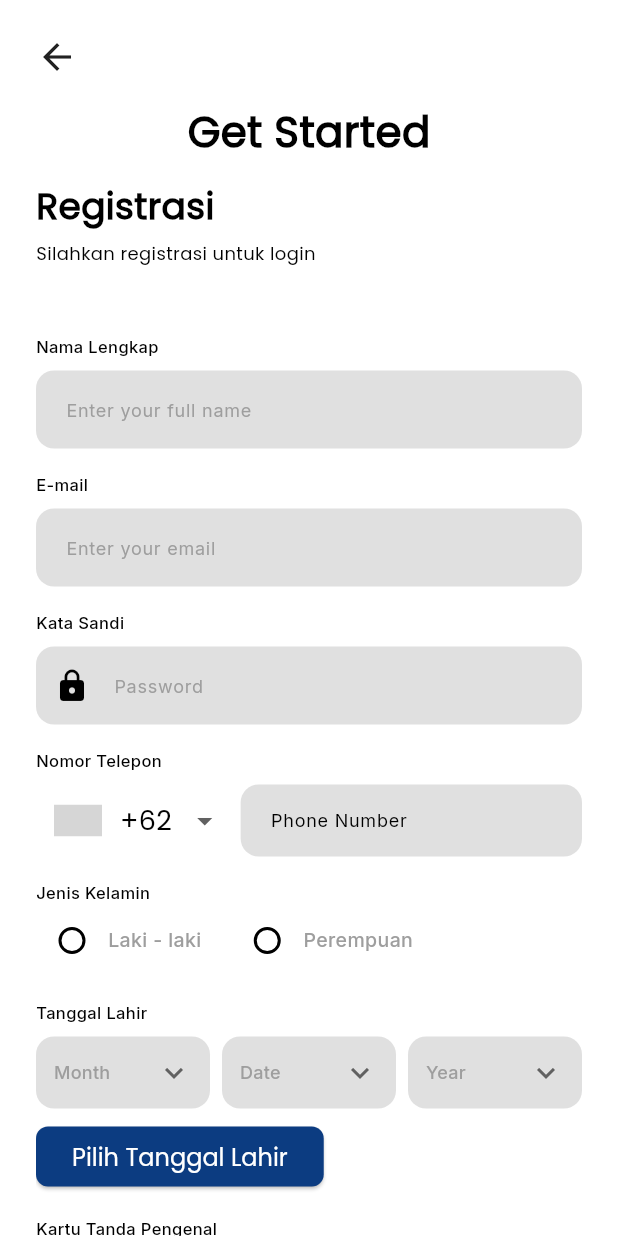
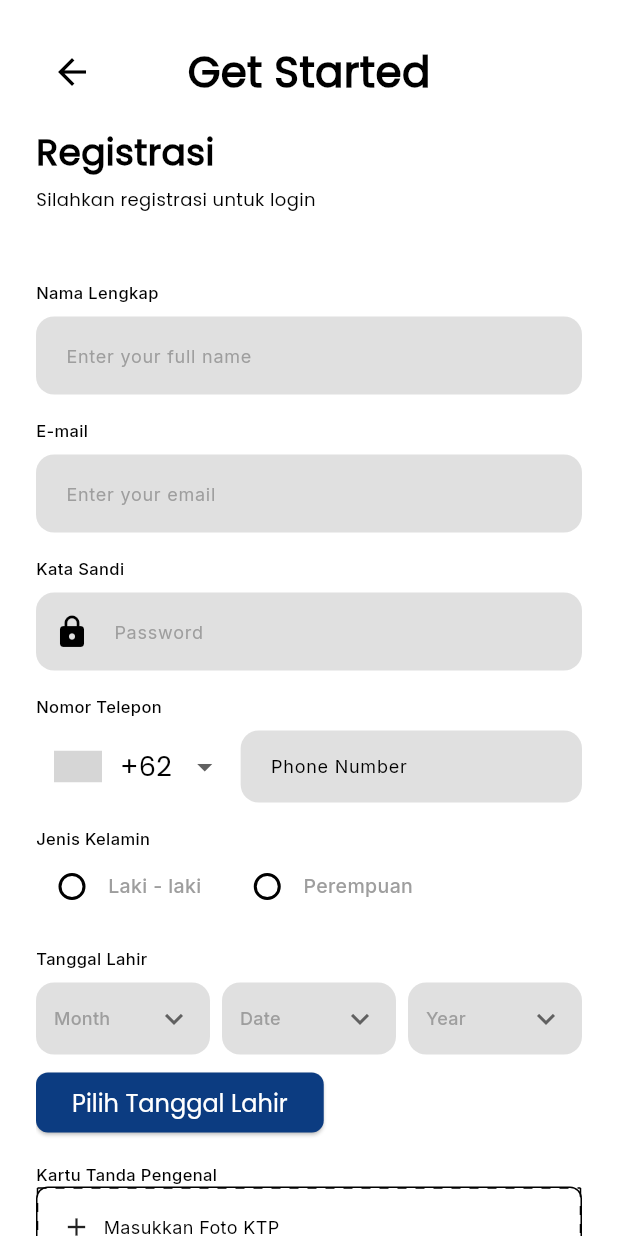
Before and after one commit to chaidenfoanto/Jobaile_FRONTEND_Recruiter, a Flutter app: the RegisterScreen screen opened by its route, on a phone screen of 412 x 824 dp. Run offline on Flutter 3.47's test engine with Material 3 defaults, Android fonts, the light colour scheme and no system bars; drawn by our look-alikes of intl_phone_number_input; our stand-ins replace flutter_bloc, flutter_svg, geolocator, go_router, google_fonts, lottie and 1 more; accounts and stored records are empty; grey boxes are pictures that could not be loaded.

Commit message:
register

```diff
--- a/front-end/lib/views/register.dart
+++ b/front-end/lib/views/register.dart
@@ -66,11 +66,19 @@
                     crossAxisAlignment: CrossAxisAlignment.start,
                     children: [
                       const SizedBox(height: 24),
-                      const Icon(Icons.arrow_back, size: 28),
-                      const SizedBox(height: 16),
-                      SizedBox(
-                        width: double.infinity,
-                        child: Center(
+                      Stack(
+                        alignment: Alignment.center,
+                        children: [
+                          Align(
+                            alignment: Alignment.centerLeft,
+                            child: IconButton(
+                              icon: const Icon(Icons.arrow_back, size: 28),
+                              onPressed: () {
+                                context.pop();
+                              },
+                            ),
+                          ),
+                          Center(
                             child: Text(
                               'Get Started',
                               style: GoogleFonts.poppins(
@@ -80,6 +88,7 @@
                               ),
                             ),
                           ),
+                        ],
                       ),
                       const SizedBox(height: 12),
                       Text(
```
Also changed, not shown: front-end/flutter_02.png (added), front-end/flutter_03.png, front-end/flutter_04.png (added), front-end/flutter_05.png (added), front-end/flutter_06.png (added). Lines whose indentation alone changed are shown as unchanged.
